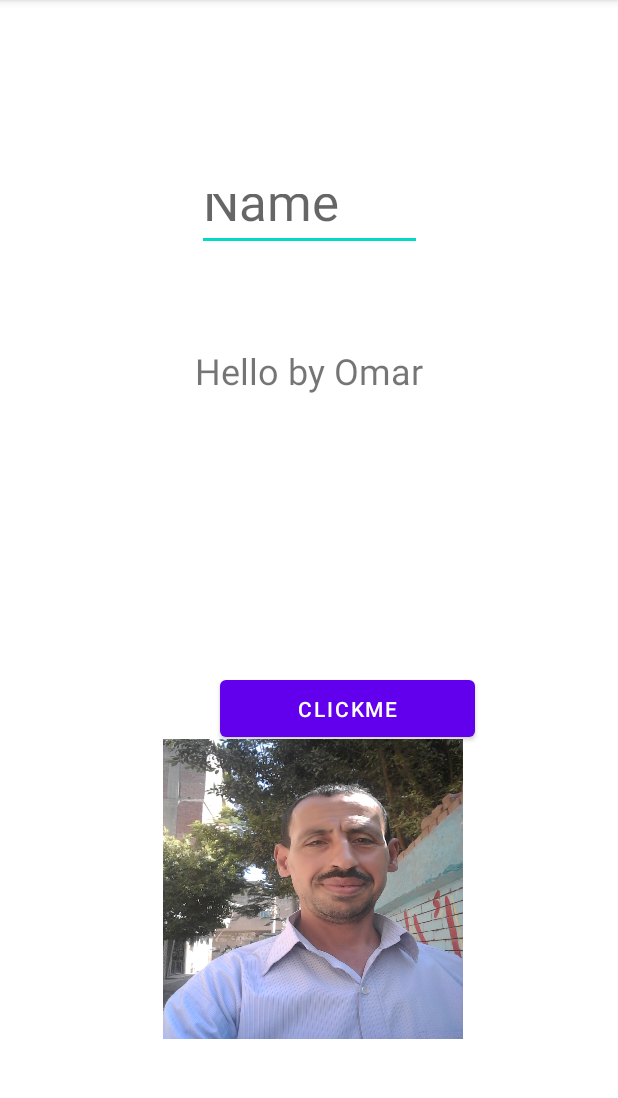
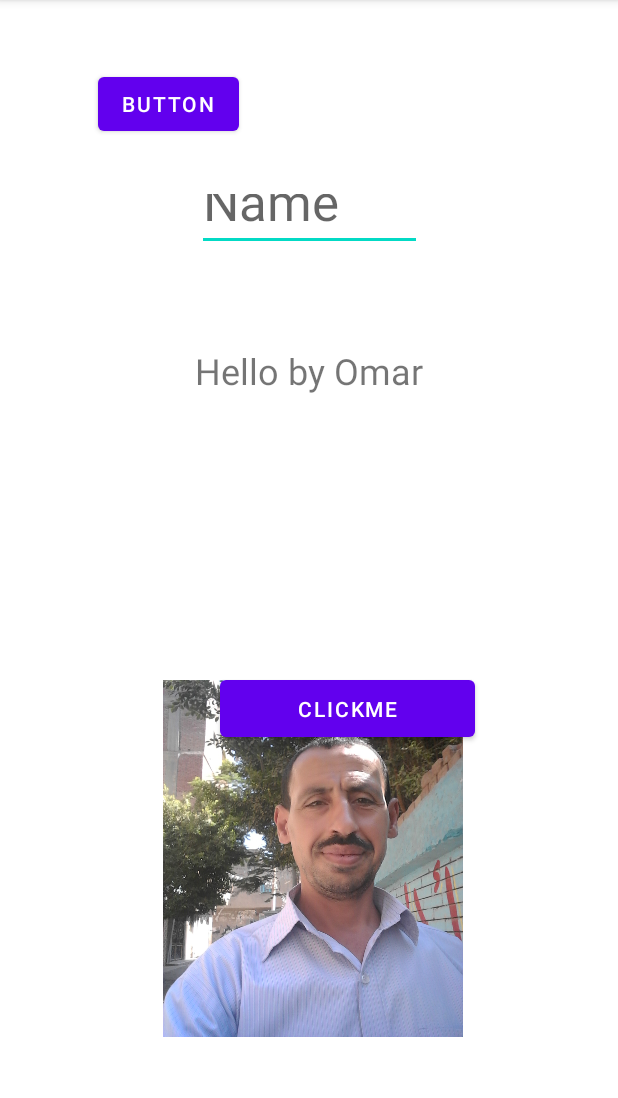
Before and after one commit to AndroidByOmar/My_Application, an Android app: the screen it shows after launch (MainActivity), on a phone screen of 412 x 824 dp, the part 84-1182 px from its top. Run offline under Robolectric (Android 15) with nearby library versions, the phone set to English and light mode, and no system bars.

Commit message:
اضافة اكتيفتي جديد مع صفحة جديدة مع تيم بيكر

```diff
--- a/app/src/main/AndroidManifest.xml
+++ b/app/src/main/AndroidManifest.xml
@@ -14,6 +14,9 @@
         android:theme="@style/Theme.MyApplication"
         tools:targetApi="31">
         <activity
+            android:name=".SecandActivity"
+            android:exported="false" />
+        <activity
             android:name=".MainActivity"
             android:exported="true">
             <intent-filter>
--- a/app/src/main/java/com/example/myapplication/MainActivity.kt
+++ b/app/src/main/java/com/example/myapplication/MainActivity.kt
@@ -1,34 +1,42 @@
 package com.example.myapplication
 
+import android.content.Intent
 import androidx.appcompat.app.AppCompatActivity
 import android.os.Bundle
 
 import android.widget.Button
 import android.widget.TextView
 import android.widget.Toast
+import androidx.activity.result.contract.ActivityResultContracts
 
- class MainActivity : AppCompatActivity() {
+class MainActivity : AppCompatActivity() {
 
 
     override fun onCreate(savedInstanceState: Bundle?) {
         super.onCreate(savedInstanceState)
         setContentView(R.layout.activity_main)
 
-       val myclick = findViewById<Button>(R.id.button)
+       val myNewEvent = findViewById<Button>(R.id.button)
+        val button = findViewById<Button>(R.id.button2)
         val textView=findViewById<TextView>(R.id.textView)
         val txt=findViewById<TextView>(R.id.txt22)
-        myclick.setOnClickListener {
+        myNewEvent.setOnClickListener {
            // Toast.makeText(this,"my event",Toast.LENGTH_SHORT).show()
-            var mem=txt.text.toString()
-            textView.text=mem.toString()
+            val mem=txt.text.toString()
+            textView.text=mem
         }
         Toast.makeText(this,"my app",Toast.LENGTH_SHORT).show()
-        myclick.setOnLongClickListener(){
+        myNewEvent.setOnLongClickListener{
             Toast.makeText(this,"my long event",Toast.LENGTH_SHORT).show()
             true
         }
+  // add timepicker
+        button.setOnClickListener {
+            val intint= Intent(this,SecandActivity::class.java)
+            startActivity(intint)
+        }
 
-    }//End fun of Oncreate
+    }//End fun of create_Home
 
 
 }
--- a/app/src/main/res/layout/activity_main.xml
+++ b/app/src/main/res/layout/activity_main.xml
@@ -63,15 +63,27 @@
     <ImageView
         android:id="@+id/imageView"
         android:layout_width="200dp"
-        android:layout_height="200dp"
+        android:layout_height="0dp"
         android:layout_marginStart="30dp"
         android:layout_marginEnd="25dp"
-        android:layout_marginBottom="30dp"
+        android:layout_marginBottom="31dp"
         android:foreground="@drawable/omar"
         app:layout_constraintBottom_toBottomOf="parent"
         app:layout_constraintEnd_toEndOf="parent"
         app:layout_constraintStart_toStartOf="parent"
+        app:layout_constraintTop_toBottomOf="@+id/button2"
         tools:srcCompat="@tools:sample/avatars" />
+
+    <Button
+        android:id="@+id/button2"
+        android:layout_width="wrap_content"
+        android:layout_height="wrap_content"
+        android:layout_marginStart="20dp"
+        android:layout_marginBottom="360dp"
+        android:text="Button"
+        app:layout_constraintBottom_toTopOf="@+id/imageView"
+        app:layout_constraintStart_toStartOf="parent"
+        app:layout_constraintTop_toTopOf="parent" />
 
 
 </androidx.constraintlayout.widget.ConstraintLayout>
--- a/app/src/main/res/values/strings.xml
+++ b/app/src/main/res/values/strings.xml
@@ -3,4 +3,5 @@
     <string name="clickme">clickMe</string>
     <string name="hello_by_omar">Hello by Omar</string>
     <string name="name">Name</string>
+    <string name="hello">Hello</string>
 </resources>
--- a/build.gradle
+++ b/build.gradle
@@ -2,7 +2,7 @@
 plugins {
     id 'com.android.application' version '7.2.2' apply false
     id 'com.android.library' version '7.2.2' apply false
-    id 'org.jetbrains.kotlin.android' version '1.6.10' apply false
+    id 'org.jetbrains.kotlin.android' version '1.7.10' apply false
 }
 
 task clean(type: Delete) {
```
Also changed, not shown: app/src/main/res/layout/activity_secand.xml (added, +34 -0 lines).
